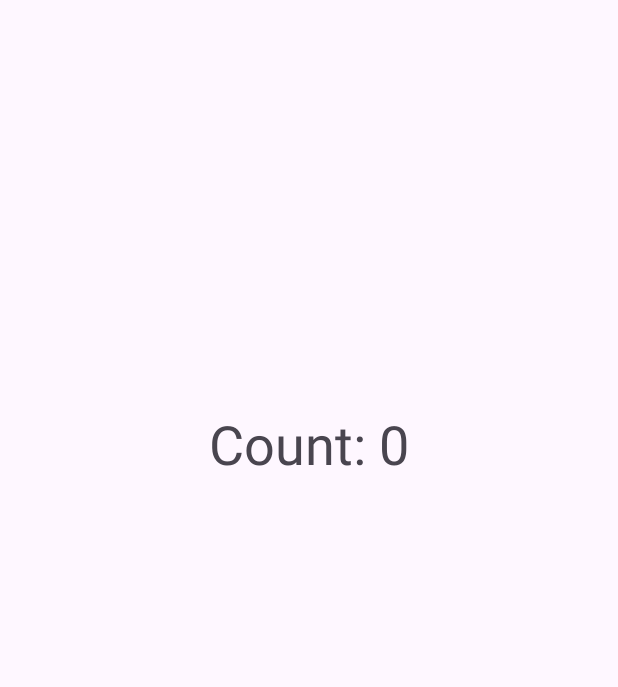
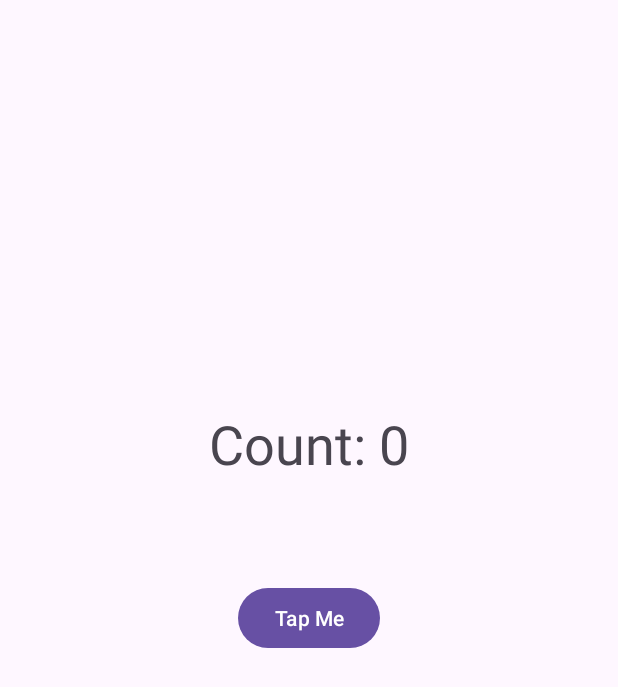
Before and after one commit to tlidowski/counter-app, an Android app: the screen it shows after launch (MainActivity), on a phone screen of 412 x 824 dp. Shown: the top 687 px of the screen. Run offline under Robolectric (Android 15) with nearby library versions, the phone set to English and light mode, and no system bars.

Commit message:
feat: display add button

```diff
--- a/app/src/main/res/layout/activity_main.xml
+++ b/app/src/main/res/layout/activity_main.xml
@@ -11,7 +11,7 @@
         android:id="@+id/textView"
         android:layout_width="wrap_content"
         android:layout_height="wrap_content"
-        android:text="Count: 0"
+        android:text="@string/default_counter_label"
         android:textSize="36sp"
         app:layout_constraintBottom_toBottomOf="parent"
         app:layout_constraintEnd_toEndOf="parent"
@@ -20,4 +20,15 @@
         app:layout_constraintHorizontal_bias="0.5"
         app:layout_constraintVertical_bias="0.35" />
 
+    <Button
+        android:id="@+id/addButton"
+        android:layout_width="wrap_content"
+        android:layout_height="wrap_content"
+        android:text="@string/add_label"
+        app:layout_constraintBottom_toBottomOf="parent"
+        app:layout_constraintEnd_toEndOf="parent"
+        app:layout_constraintStart_toStartOf="parent"
+        app:layout_constraintTop_toTopOf="parent"
+        app:layout_constraintVertical_bias="0.5" />
+
 </androidx.constraintlayout.widget.ConstraintLayout>
--- a/app/src/main/res/values/strings.xml
+++ b/app/src/main/res/values/strings.xml
@@ -1,3 +1,5 @@
 <resources>
     <string name="app_name">Counter App</string>
+    <string name="default_counter_label">Count: 0</string>
+    <string name="add_label">Tap Me</string>
 </resources>
```
